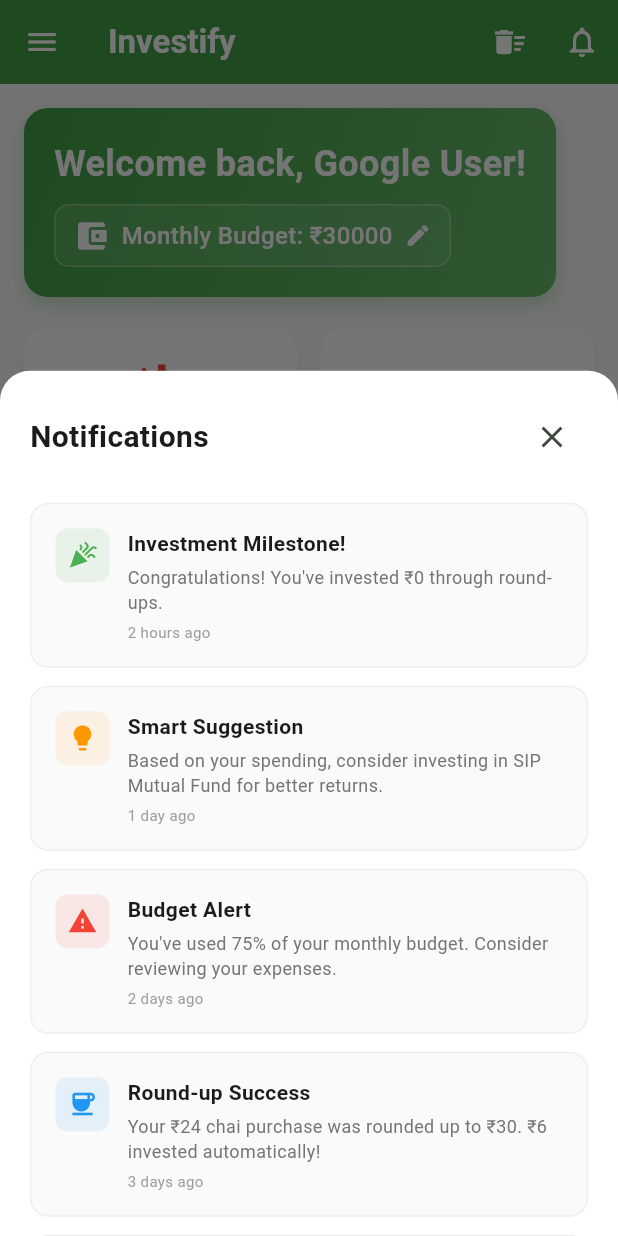
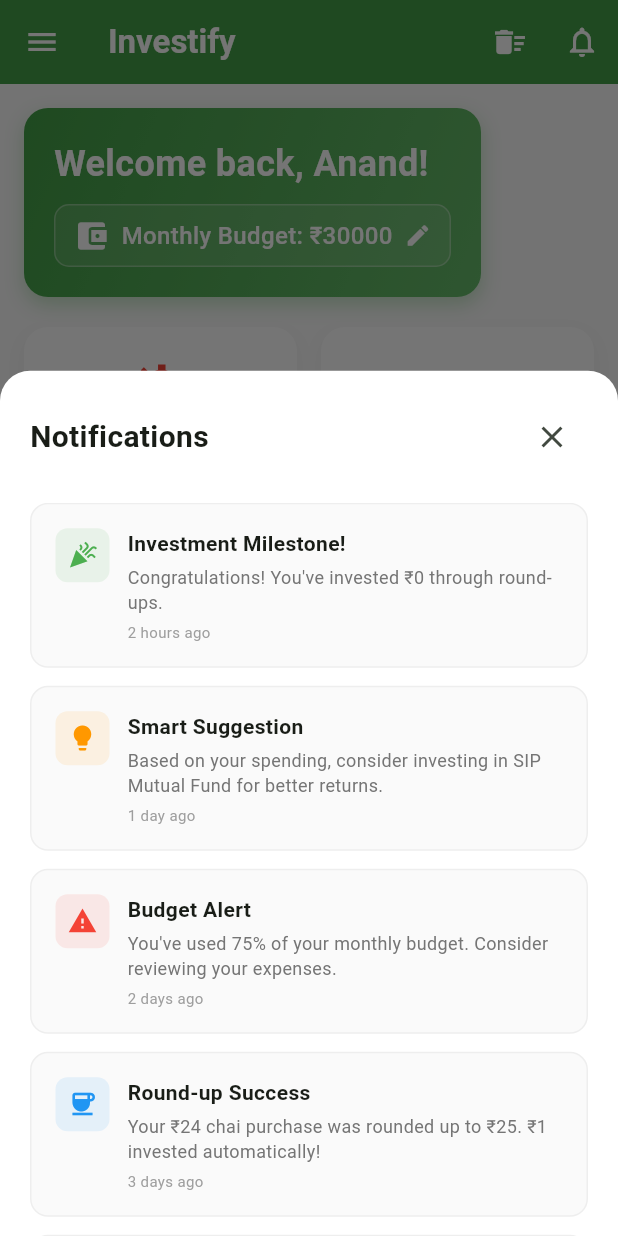
Before and after one commit to piyush2327cse1172-eng/investify, a Flutter app: the screen it shows after launch, after a tap on "Send OTP", after a tap on "Continue with Google", after a tap on the "notifications" icon, on a phone screen of 412 x 824 dp. Run offline on Flutter 3.47's test engine with Material 3 defaults, Android fonts, the phone set to English and light mode, and no system bars; our stand-ins replace animated_text_kit, fl_chart, shared_preferences, sqflite; accounts and stored records are empty.

Commit message:
rounding to 5

```diff
--- a/lib/main.dart
+++ b/lib/main.dart
@@ -365,7 +365,7 @@ class _AuthScreenState extends State<AuthScreen> with TickerProviderStateMixin {
       final prefs = await SharedPreferences.getInstance();
       await prefs.setBool('isLoggedIn', true);
       await prefs.setBool('isNewUser', false);
-      await prefs.setString('userName', 'Demo User');
+      await prefs.setString('userName', 'Anand');
       await prefs.setString('monthlyBudget', '25000');
 
       Navigator.pushReplacement(
@@ -411,7 +411,7 @@ class _AuthScreenState extends State<AuthScreen> with TickerProviderStateMixin {
     final prefs = await SharedPreferences.getInstance();
     await prefs.setBool('isLoggedIn', true);
     await prefs.setBool('isNewUser', false);
-    await prefs.setString('userName', 'Google User');
+    await prefs.setString('userName', 'Anand');
     await prefs.setString('monthlyBudget', '30000');
 
     Navigator.pushReplacement(
--- a/lib/screens/home_screen.dart
+++ b/lib/screens/home_screen.dart
@@ -45,7 +45,7 @@ class _HomeScreenState extends State<HomeScreen> with TickerProviderStateMixin {
   _loadUserData() async {
     final prefs = await SharedPreferences.getInstance();
     setState(() {
-      _userName = prefs.getString('userName') ?? 'User';
+      _userName = prefs.getString('userName') ?? 'Anand';
       _monthlyBudget = prefs.getString('monthlyBudget') ?? '10000';
     });
   }
@@ -1412,7 +1412,7 @@ class _HomeScreenState extends State<HomeScreen> with TickerProviderStateMixin {
           const SizedBox(height: 16),
           _buildFeatureCard(
             '1. Transaction Capture',
-            'Automatically detect UPI payments and calculate round-ups. ₹24 → ₹30 (₹6 invested)',
+            'Automatically detect UPI payments and calculate round-ups. ₹24 → ₹25 (₹1 invested)',
             Icons.receipt_long,
             Colors.blue,
           ),
@@ -1648,7 +1648,7 @@ class _HomeScreenState extends State<HomeScreen> with TickerProviderStateMixin {
           const SizedBox(height: 12),
           _buildFAQItem(
             'How does round-up investment work?',
-            'When you spend ₹24, we round it up to ₹30 and invest the ₹6 difference automatically.',
+            'When you spend ₹24, we round it up to ₹25 and invest the ₹1 difference automatically.',
           ),
           _buildFAQItem(
             'Is my money safe?',
@@ -1903,7 +1903,7 @@ class _HomeScreenState extends State<HomeScreen> with TickerProviderStateMixin {
                   ),
                   _buildNotificationItem(
                     'Round-up Success',
-                    'Your ₹24 chai purchase was rounded up to ₹30. ₹6 invested automatically!',
+                    'Your ₹24 chai purchase was rounded up to ₹25. ₹1 invested automatically!',
                     Icons.coffee,
                     Colors.blue,
                     '3 days ago',
--- a/lib/widgets/add_transaction_dialog.dart
+++ b/lib/widgets/add_transaction_dialog.dart
@@ -18,8 +18,8 @@ class _AddTransactionDialogState extends State<AddTransactionDialog> {
   final List<String> _categories = ['Food', 'Transport', 'Entertainment', 'Shopping', 'Bills'];
 
   double _calculateRoundUp(double amount) {
-    // Round up to next multiple of 10 (like ₹64 → ₹70)
-    final roundedUp = ((amount / 10).ceil() * 10).toDouble();
+    // Round up to next multiple of 5 (like ₹64 → ₹65)
+    final roundedUp = ((amount / 5).ceil() * 5).toDouble();
     return roundedUp - amount;
   }
 
@@ -53,7 +53,7 @@ class _AddTransactionDialogState extends State<AddTransactionDialog> {
                 labelText: 'Amount (₹)',
                 border: OutlineInputBorder(),
                 prefixIcon: Icon(Icons.currency_rupee),
-                helperText: 'e.g., ₹64 will be rounded to ₹70 (₹6 invested)',
+                helperText: 'e.g., ₹64 will be rounded to ₹65 (₹1 invested)',
               ),
               onChanged: (value) {
                 setState(() {}); // Trigger rebuild to show round-up preview
```
